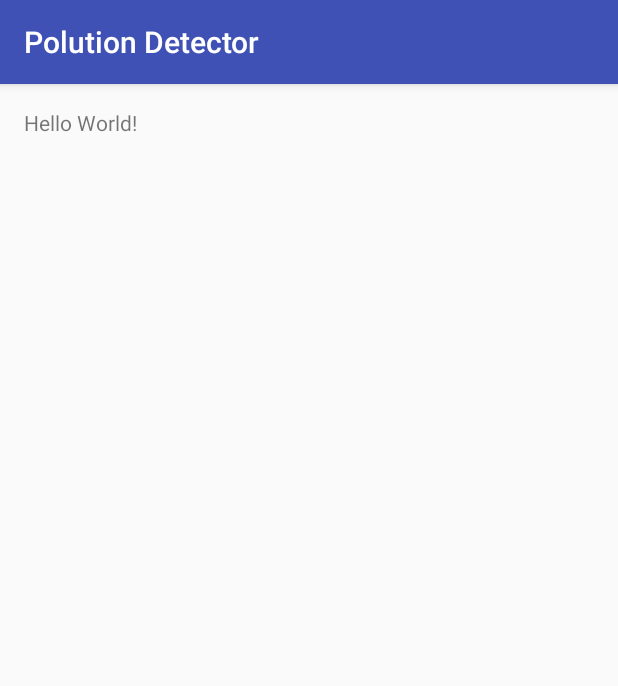
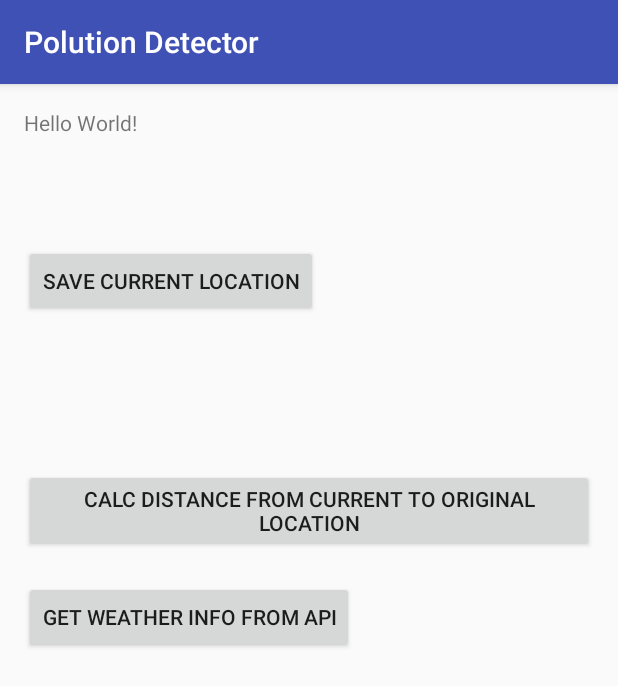
Before and after one commit to FireSpace/PolutionDetector, an Android app: the screen it shows after launch (MainActivity), on a phone screen of 412 x 824 dp. Shown: the top 686 px of the screen. Run offline under Robolectric (Android 15) with nearby library versions, the phone set to English and light mode, and no system bars.

Commit message:
call weather api for humidity and pressure

```diff
--- a/app/build.gradle
+++ b/app/build.gradle
@@ -26,4 +26,7 @@ dependencies {
     })
     compile 'com.android.support:appcompat-v7:24.2.1'
     testCompile 'junit:junit:4.12'
+    compile 'com.google.android.gms:play-services:10.0.1'
+    compile 'com.squareup.okhttp3:okhttp:3.4.2'
+    compile 'com.squareup.okio:okio:1.11.0'
 }
--- a/app/src/main/AndroidManifest.xml
+++ b/app/src/main/AndroidManifest.xml
@@ -1,6 +1,8 @@
 <?xml version="1.0" encoding="utf-8"?>
 <manifest xmlns:android="http://schemas.android.com/apk/res/android"
     package="firespace.com.polutiondetector">
+
+    <uses-permission android:name="android.permission.ACCESS_FINE_LOCATION"></uses-permission>
 
     <application
         android:allowBackup="true"
--- /dev/null
+++ b/app/src/main/java/firespace/com/polutiondetector/LocationStuff.java
@@ -0,0 +1,109 @@
+package firespace.com.polutiondetector;
+
+import android.app.Activity;
+import android.content.Context;
+import android.content.pm.PackageManager;
+import android.location.Location;
+import android.os.Bundle;
+import android.support.annotation.NonNull;
+import android.support.annotation.Nullable;
+import android.support.v4.app.ActivityCompat;
+
+import com.google.android.gms.common.ConnectionResult;
+import com.google.android.gms.common.api.GoogleApiClient;
+import com.google.android.gms.location.LocationServices;
+
+import org.json.JSONException;
+
+/**
+ * Created by Brian on 12/3/2016.
+ */
+
+public class LocationStuff implements
+        GoogleApiClient.ConnectionCallbacks, GoogleApiClient.OnConnectionFailedListener {
+
+    private GoogleApiClient mGoogleApiClient;
+    public Double[] coordinates;
+    private Context context;
+
+    final int locationPermission = 9999;
+
+    public LocationStuff(Context context) {
+
+        System.out.println("in initialization");
+
+        this.context = context;
+
+        if (mGoogleApiClient == null) {
+            mGoogleApiClient = new GoogleApiClient.Builder(context)
+                    .addConnectionCallbacks(this)
+                    .addOnConnectionFailedListener(this)
+                    .addApi(LocationServices.API)
+                    .build();
+            System.out.println("m googleapiclient was null");
+        }
+        mGoogleApiClient.connect();
+
+    }
+
+    public Double[] getCurrentCoordinates() {
+
+
+
+        return coordinates;
+    }
+
+
+    @Override
+    public void onConnected(Bundle connectionHint) {
+
+        System.out.println("Connected to Google Api Client");
+
+        if (ActivityCompat.checkSelfPermission(context, android.Manifest.permission.ACCESS_FINE_LOCATION) != PackageManager.PERMISSION_GRANTED ) {
+            ActivityCompat.requestPermissions((Activity)context,
+                    new String[]{android.Manifest.permission.ACCESS_FINE_LOCATION},
+                    locationPermission);
+            return;
+        } else {
+            System.out.println("Location permission possessed.");
+        }
+
+
+
+        Location lastLocation = LocationServices.FusedLocationApi.getLastLocation(mGoogleApiClient);
+        if (lastLocation != null) {
+            Double[] coords = {lastLocation.getLatitude(), lastLocation.getLongitude()};
+            coordinates = coords;
+            System.out.println("Coords (in locationSTuff): " + coords[0] + ", " + coords[1]);
+        }
+
+    }
+
+    @Override
+    public void onConnectionSuspended(int i) {
+
+    }
+
+    @Override
+    public void onConnectionFailed(@NonNull ConnectionResult connectionResult) {
+        System.out.println("Connection failed: " + connectionResult.getErrorMessage());
+        System.out.println(connectionResult.getErrorCode());
+    }
+
+
+    //see if close to the saved location; range in seconds
+    public boolean withinRangeOfCurrentLocation(Double[]originalCoords, int range) {
+        GoogleMatrixRequest request = new GoogleMatrixRequest(context);
+        try {
+            int duration = request.getRouteDuration(originalCoords, getCurrentCoordinates());
+            System.out.println("Final calculated duration = " + duration);
+            if (duration <= range) {
+                return true;
+            }
+        } catch (JSONException e) {
+            e.printStackTrace();
+        }
+        return false;
+    }
+
+}
--- a/app/src/main/java/firespace/com/polutiondetector/MainActivity.java
+++ b/app/src/main/java/firespace/com/polutiondetector/MainActivity.java
@@ -1,13 +1,75 @@
 package firespace.com.polutiondetector;
 
+import android.content.Context;
 import android.support.v7.app.AppCompatActivity;
 import android.os.Bundle;
+import android.view.View;
+import android.widget.Button;
+import android.widget.TextView;
+
+import org.json.JSONException;
+
 
 public class MainActivity extends AppCompatActivity {
+
+    Context context;
+
+    TextView textView;
+    Button button;
+    Button button2;
+    Button button3;
+
+    LocationStuff locationStuff;
+
+    Double[] originalCoords = {40.948914, -74.334407}; //for testing
 
     @Override
     protected void onCreate(Bundle savedInstanceState) {
         super.onCreate(savedInstanceState);
         setContentView(R.layout.activity_main);
+
+        context = this;
+        textView = (TextView)findViewById(R.id.textView);
+        button = (Button)findViewById(R.id.button);
+        button2 = (Button)findViewById(R.id.button2);
+        button3 = (Button)findViewById(R.id.button3);
+
+        locationStuff = new LocationStuff(context);
+
+
+        button.setOnClickListener(new View.OnClickListener() {
+            @Override
+            public void onClick(View view) {
+                Double[] coords = locationStuff.getCurrentCoordinates();
+
+                System.out.println("Coords: " + coords[0] + ", " + coords[1]);
+                originalCoords = coords;
+            }
+        });
+
+        button2.setOnClickListener(new View.OnClickListener() {
+            @Override
+            public void onClick(View view) {
+                if (locationStuff.withinRangeOfCurrentLocation(originalCoords, 5000)) {
+                    System.out.println("We are within the range of the original location!");
+                } else {
+                    System.out.println("We are not within the range of ");
+                }
+            }
+        });
+
+        button3.setOnClickListener(new View.OnClickListener() {
+            @Override
+            public void onClick(View view) {
+                GoogleMatrixRequest request = new GoogleMatrixRequest(context);
+                try {
+                    Weather weather = request.getWeatherInfo(locationStuff.getCurrentCoordinates());
+                    System.out.println("buttonclick: weather humidity = " + weather.humidity + ", presure = " + weather.pressure);
+                } catch (JSONException e) {
+                    e.printStackTrace();
+                }
+            }
+        });
+
     }
 }
--- a/app/src/main/res/layout/activity_main.xml
+++ b/app/src/main/res/layout/activity_main.xml
@@ -13,5 +13,37 @@
     <TextView
         android:layout_width="wrap_content"
         android:layout_height="wrap_content"
+        android:id="@+id/textView"
         android:text="Hello World!" />
+
+    <Button
+        android:text="Save current location"
+        android:layout_width="wrap_content"
+        android:layout_height="wrap_content"
+        android:id="@+id/button"
+        android:layout_below="@+id/textView"
+        android:layout_alignParentLeft="true"
+        android:layout_alignParentStart="true"
+        android:layout_marginTop="72dp" />
+
+    <Button
+        android:text="Calc distance from current to original location"
+        android:layout_width="wrap_content"
+        android:layout_height="wrap_content"
+        android:layout_below="@+id/button"
+        android:layout_alignParentLeft="true"
+        android:layout_alignParentStart="true"
+        android:layout_marginTop="101dp"
+        android:id="@+id/button2" />
+
+    <Button
+        android:text="Get weather info from api"
+        android:layout_width="wrap_content"
+        android:layout_height="wrap_content"
+        android:layout_below="@+id/button2"
+        android:layout_alignParentLeft="true"
+        android:layout_alignParentStart="true"
+        android:layout_marginTop="19dp"
+        android:id="@+id/button3" />
+
 </RelativeLayout>
```
Also changed, not shown: app/src/main/java/firespace/com/polutiondetector/GoogleMatrixRequest.java (added, +186 -0 lines), app/src/main/java/firespace/com/polutiondetector/Weather.java (added, +16 -0 lines).
